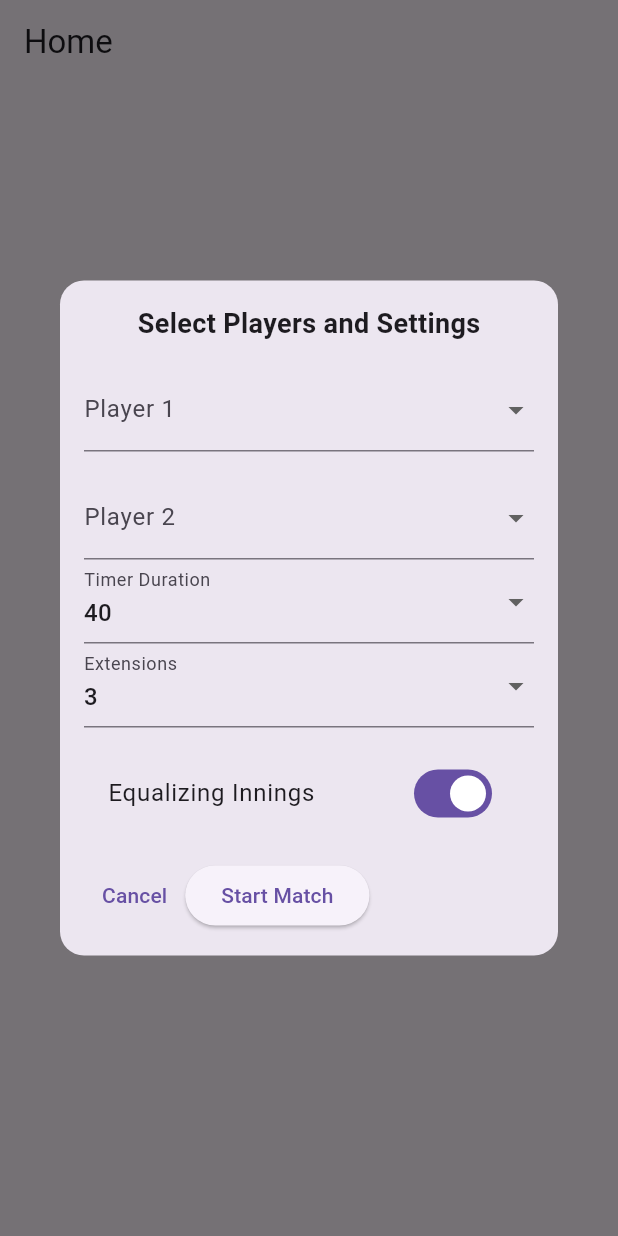
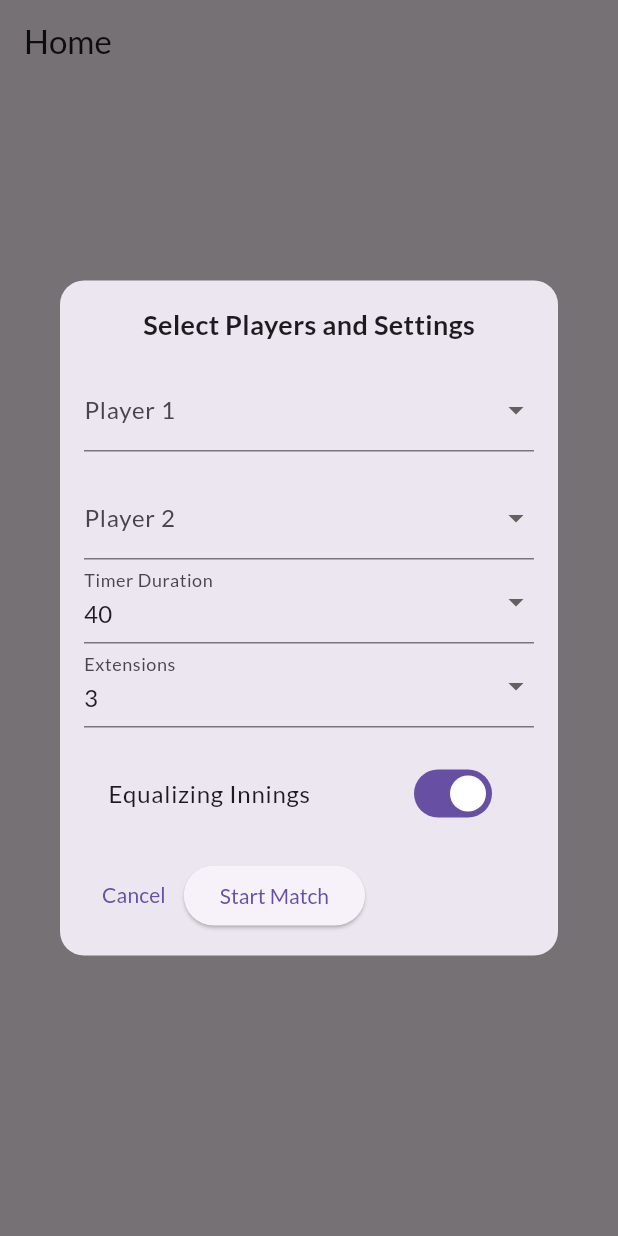
Before and after one commit to MiMejorBillar/sbn, a Flutter app: the screen it shows after launch, after a tap on "Match", on a phone screen of 412 x 824 dp. Run offline on Flutter 3.47's test engine with Material 3 defaults, Android fonts, the phone set to English and light mode, and no system bars; our stand-ins replace flutter_riverpod, open_file, pdf, share_plus.

Commit message:
Added FontFamily

```diff
--- a/lib/main.dart
+++ b/lib/main.dart
@@ -23,6 +23,19 @@ class MyApp extends StatelessWidget {
   @override
   Widget build(BuildContext context) {
     return MaterialApp(
+      theme: ThemeData(
+        textTheme: ThemeData.light().textTheme.apply(
+          fontFamily: 'Lato',
+        ),
+        primaryTextTheme: ThemeData.light().primaryTextTheme.apply(
+          fontFamily: 'Lato'
+        ),
+        elevatedButtonTheme: ElevatedButtonThemeData(
+          style: ElevatedButton.styleFrom(
+            textStyle: TextStyle(fontFamily: 'Lato'),
+          ),
+        )
+      ),
       navigatorObservers: [routeObserver],
       home: HomeScreen(),
     );
```
Also changed, not shown: pubspec.yaml (+31 -0 lines), assets/fonts/Lato-Black.ttf (added), assets/fonts/Lato-BlackItalic.ttf (added), assets/fonts/Lato-Bold.ttf (added), assets/fonts/Lato-BoldItalic.ttf (added), assets/fonts/Lato-Italic.ttf (added), assets/fonts/Lato-Light.ttf (added), assets/fonts/Lato-LightItalic.ttf (added), assets/fonts/Lato-Regular.ttf (added), assets/fonts/Lato-Thin.ttf (added), assets/fonts/Lato-ThinItalic.ttf (added).
